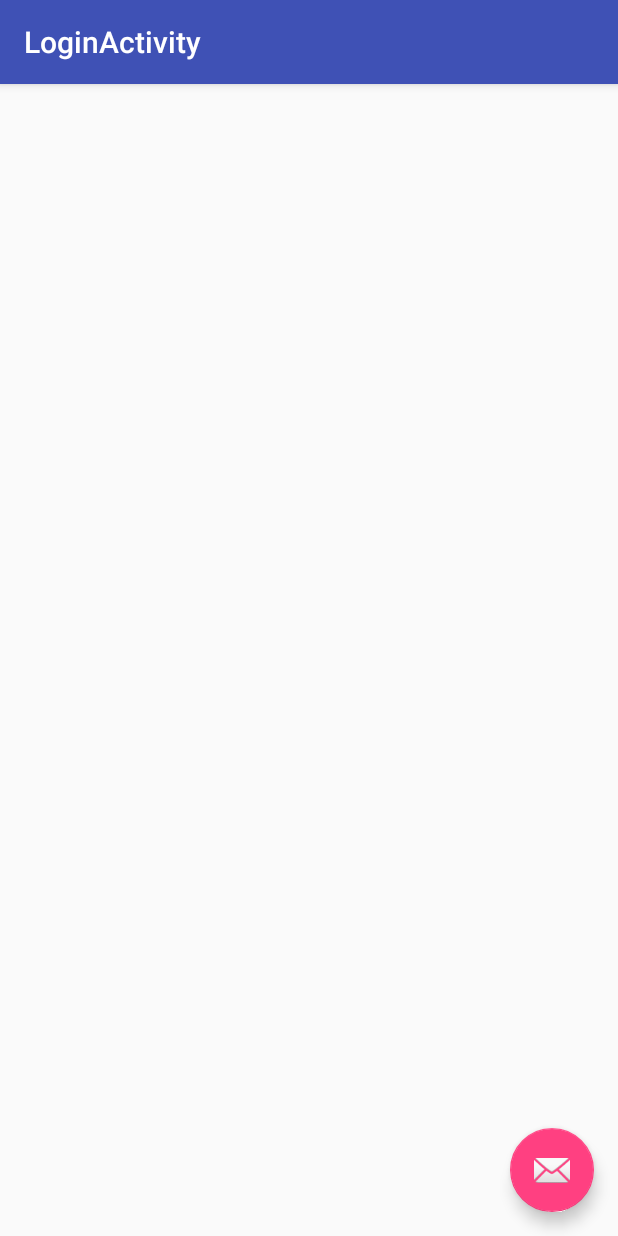
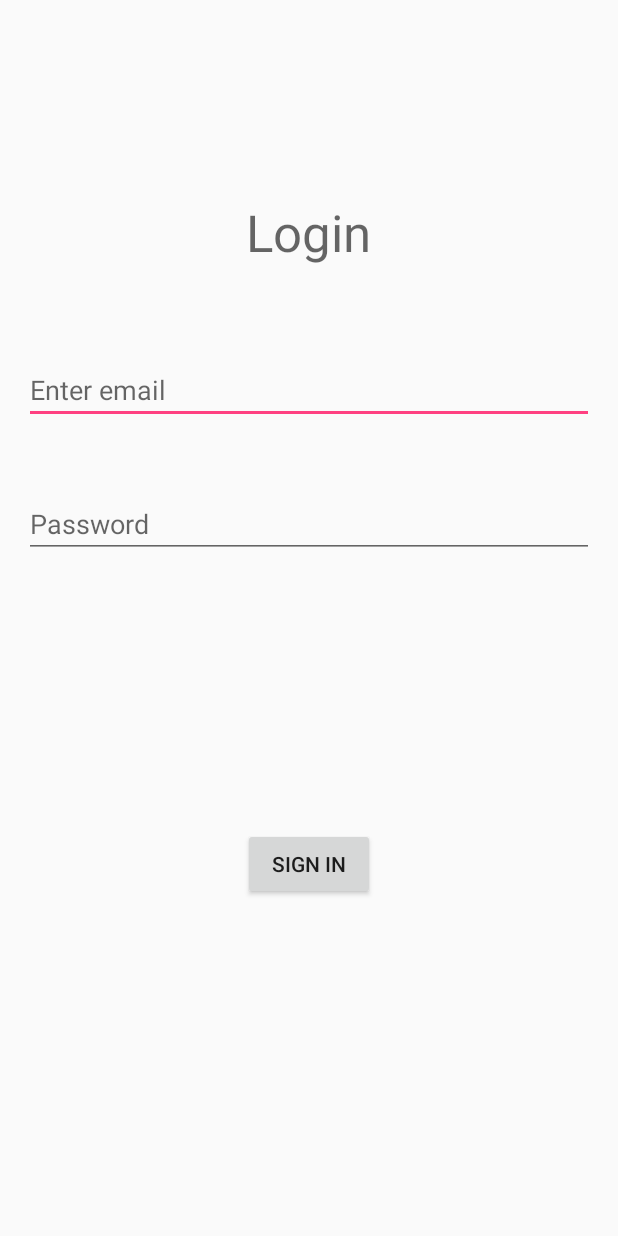
Before and after one commit to Mike-Yue/CPEN442, an Android app: the screen it shows after launch (LoginActivity), on a phone screen of 412 x 824 dp. Run offline under Robolectric (Android 15) with nearby library versions, the light colour scheme and no system bars.

Commit message:
add login page

```diff
--- a/Android/app/src/main/AndroidManifest.xml
+++ b/Android/app/src/main/AndroidManifest.xml
@@ -10,7 +10,7 @@
             android:supportsRtl="true"
             android:theme="@style/AppTheme">
         <activity
-                android:name=".LoginActivity"
+                android:name=".ui.login.LoginActivity"
                 android:label="@string/title_activity_login"
                 android:theme="@style/AppTheme.NoActionBar">
             <intent-filter>
--- a/Android/app/src/main/java/com/cpen442/gamechangers/doorlockcodegenerator/LoginActivity.java
+++ /dev/null
@@ -1,29 +0,0 @@
-package com.cpen442.gamechangers.doorlockcodegenerator;
-
-import android.os.Bundle;
-import android.support.design.widget.FloatingActionButton;
-import android.support.design.widget.Snackbar;
-import android.support.v7.app.AppCompatActivity;
-import android.support.v7.widget.Toolbar;
-import android.view.View;
-
-public class LoginActivity extends AppCompatActivity {
-
-    @Override
-    protected void onCreate(Bundle savedInstanceState) {
-        super.onCreate(savedInstanceState);
-        setContentView(R.layout.activity_login);
-        Toolbar toolbar = (Toolbar) findViewById(R.id.toolbar);
-        setSupportActionBar(toolbar);
-
-        FloatingActionButton fab = (FloatingActionButton) findViewById(R.id.fab);
-        fab.setOnClickListener(new View.OnClickListener() {
-            @Override
-            public void onClick(View view) {
-                Snackbar.make(view, "Replace with your own action", Snackbar.LENGTH_LONG)
-                        .setAction("Action", null).show();
-            }
-        });
-    }
-
-}
--- /dev/null
+++ b/Android/app/src/main/java/com/cpen442/gamechangers/doorlockcodegenerator/data/LoginRepository.java
@@ -0,0 +1,58 @@
+package com.cpen442.gamechangers.doorlockcodegenerator.data;
+
+
+import com.cpen442.gamechangers.doorlockcodegenerator.data.model.LoggedInUser;
+
+/**
+ * Class that requests authentication and user information from the remote data source and
+ * maintains an in-memory cache of login status and user credentials information.
+ */
+
+public class LoginRepository {
+
+    private static volatile LoginRepository instance;
+
+    private LoginDataSource dataSource;
+
+    // If user credentials will be cached in local storage, it is recommended it be encrypted
+    // @see https://developer.android.com/training/articles/keystore
+    private LoggedInUser user = null;
+
+    //private constructor : singleton access
+    private LoginRepository(LoginDataSource dataSource) {
+        this.dataSource = dataSource;
+    }
+
+    public static LoginRepository getInstance(LoginDataSource dataSource) {
+        if (instance == null) {
+            instance = new LoginRepository(dataSource);
+        }
+        return instance;
+    }
+
+    public boolean isLoggedIn() {
+        return user != null;
+    }
+
+    public void logout() {
+        user = null;
+        dataSource.logout();
+    }
+
+    private void setLoggedInUser(LoggedInUser user) {
+        this.user = user;
+        // If user credentials will be cached in local storage, it is recommended it be encrypted
+        // @see https://developer.android.com/training/articles/keystore
+    }
+
+    public Result<LoggedInUser> login(String username, String password) {
+        Result<LoggedInUser> result = dataSource.login(username, password);
+        if (result instanceof Result.Success) {
+            setLoggedInUser(((Result.Success<LoggedInUser>) result).getData());
+        }
+        return result;
+    }
+
+
+
+}
--- /dev/null
+++ b/Android/app/src/main/java/com/cpen442/gamechangers/doorlockcodegenerator/ui/login/LoginActivity.java
@@ -0,0 +1,109 @@
+package com.cpen442.gamechangers.doorlockcodegenerator.ui.login;
+
+import android.app.Activity;
+import android.os.Bundle;
+import android.text.Editable;
+import android.text.TextWatcher;
+import android.view.View;
+import android.widget.Button;
+import android.widget.EditText;
+import android.widget.ProgressBar;
+import android.widget.Toast;
+
+import com.cpen442.gamechangers.doorlockcodegenerator.R;
+
+import androidx.annotation.StringRes;
+import androidx.appcompat.app.AppCompatActivity;
+import androidx.lifecycle.Observer;
+import androidx.lifecycle.ViewModelProviders;
+
+public class LoginActivity extends AppCompatActivity {
+
+    private LoginViewModel loginViewModel;
+
+    @Override
+    protected void onCreate(Bundle savedInstanceState) {
+        super.onCreate(savedInstanceState);
+        setContentView(R.layout.activity_login);
+
+        loginViewModel = ViewModelProviders.of(this, new LoginViewModelFactory())
+                .get(LoginViewModel.class);
+
+        final EditText emailEditText = findViewById(R.id.email);
+        final EditText passwordEditText = findViewById(R.id.password);
+        final Button loginButton = findViewById(R.id.login);
+        final ProgressBar loadingProgressBar = findViewById(R.id.loading);
+
+        loginViewModel.getLoginFormState().observe(this, new Observer<LoginFormState>() {
+            @Override
+            public void onChanged(LoginFormState loginFormState) {
+                if (loginFormState == null) {
+                    return;
+                }
+                loginButton.setEnabled(loginFormState.isDataValid());
+                if (loginFormState.getEmailError() != null) {
+                    emailEditText.setError(getString(loginFormState.getEmailError()));
+                }
+                if (loginFormState.getPasswordError() != null) {
+                    passwordEditText.setError(getString(loginFormState.getPasswordError()));
+                }
+            }
+        });
+
+        loginViewModel.getLoginResult().observe(this, new Observer<LoginResult>() {
+            @Override
+            public void onChanged(LoginResult loginResult) {
+                if (loginResult == null) {
+                    return;
+                }
+                loadingProgressBar.setVisibility(View.GONE);
+                if (loginResult.getError() != null) {
+                    showLoginFailed(loginResult.getError());
+                }
+                if (loginResult.isSuccess()) {
+                    loginSucceeded();
+                }
+                setResult(Activity.RESULT_OK);
+            }
+        });
+
+        TextWatcher afterTextChangedListener = new TextWatcher() {
+            @Override
+            public void beforeTextChanged(CharSequence charSequence, int i, int i1, int i2) {
+            }
+
+            @Override
+            public void onTextChanged(CharSequence charSequence, int i, int i1, int i2) {
+            }
+
+            @Override
+            public void afterTextChanged(Editable s) {
+                loginViewModel.loginDataChanged(emailEditText.getText().toString(),
+                        passwordEditText.getText().toString());
+            }
+        };
+
+        emailEditText.addTextChangedListener(afterTextChangedListener);
+        passwordEditText.addTextChangedListener(afterTextChangedListener);
+        loginButton.setOnClickListener(new View.OnClickListener() {
+            @Override
+            public void onClick(View view) {
+                loadingProgressBar.setVisibility(View.VISIBLE);
+                loginViewModel.login(emailEditText.getText().toString(),
+                        passwordEditText.getText().toString());
+            }
+        });
+
+    }
+
+    private void loginSucceeded() {
+        String welcome = "Welcome !";
+        // TODO : initiate successful logged in experience
+        Toast.makeText(getApplicationContext(), welcome, Toast.LENGTH_LONG).show();
+    }
+
+    private void showLoginFailed(@StringRes Integer errorString) {
+        Toast.makeText(getApplicationContext(), errorString, Toast.LENGTH_SHORT).show();
+    }
+
+}
--- /dev/null
+++ b/Android/app/src/main/java/com/cpen442/gamechangers/doorlockcodegenerator/ui/login/LoginViewModel.java
@@ -0,0 +1,64 @@
+package com.cpen442.gamechangers.doorlockcodegenerator.ui.login;
+
+import android.util.Patterns;
+
+import androidx.lifecycle.MutableLiveData;
+import androidx.lifecycle.ViewModel;
+
+import com.cpen442.gamechangers.doorlockcodegenerator.R;
+import com.cpen442.gamechangers.doorlockcodegenerator.data.LoginRepository;
+import com.cpen442.gamechangers.doorlockcodegenerator.data.Result;
+import com.cpen442.gamechangers.doorlockcodegenerator.data.model.LoggedInUser;
+
+class LoginViewModel extends ViewModel {
+
+    private MutableLiveData<LoginFormState> loginFormState = new MutableLiveData<>();
+    private MutableLiveData<LoginResult> loginResult = new MutableLiveData<>();
+    private LoginRepository loginRepository;
+
+    LoginViewModel(LoginRepository loginRepository) {
+        this.loginRepository = loginRepository;
+    }
+
+    public MutableLiveData<LoginFormState> getLoginFormState() {
+        return loginFormState;
+    }
+
+    public MutableLiveData<LoginResult> getLoginResult() {
+        return loginResult;
+    }
+
+    public void login(String email, String password) {
+        // can be launched in a separate asynchronous job
+        Result<LoggedInUser> result = loginRepository.login(email, password);
+        if (result instanceof Result.Success) {
+            LoggedInUser data = ((Result.Success<LoggedInUser>) result).getData();
+            loginResult.setValue(new LoginResult(true));
+        } else {
+            loginResult.setValue(new LoginResult(R.string.login_failed));
+        }
+    }
+
+    public void loginDataChanged(String email, String password) {
+        if (!isEmailValid(email)) {
+            loginFormState.setValue(new LoginFormState(R.string.invalid_email, null));
+        } else if (!isPasswordValid(password)) {
+            loginFormState.setValue(new LoginFormState(null, R.string.invalid_password));
+        } else {
+            loginFormState.setValue(new LoginFormState(true));
+        }
+    }
+
+    // A placeholder username validation check
+    private boolean isEmailValid(String email) {
+        if (email == null) {
+            return false;
+        }
+        return Patterns.EMAIL_ADDRESS.matcher(email).matches();
+    }
+
+    // A placeholder password validation check
+    private boolean isPasswordValid(String password) {
+        return password != null && password.trim().length() > 5;
+    }
+}
--- /dev/null
+++ b/Android/app/src/main/java/com/cpen442/gamechangers/doorlockcodegenerator/ui/login/LoginViewModelFactory.java
@@ -0,0 +1,25 @@
+package com.cpen442.gamechangers.doorlockcodegenerator.ui.login;
+
+import com.cpen442.gamechangers.doorlockcodegenerator.data.LoginDataSource;
+import com.cpen442.gamechangers.doorlockcodegenerator.data.LoginRepository;
+
+import androidx.annotation.NonNull;
+import androidx.lifecycle.ViewModel;
+import androidx.lifecycle.ViewModelProvider;
+
+
+/**
+ * ViewModel provider factory to instantiate LoginViewModel.
+ * Required given LoginViewModel has a non-empty constructor
+ */
+class LoginViewModelFactory implements ViewModelProvider.Factory {
+    @NonNull
+    @Override
+    public <T extends ViewModel> T create(@NonNull Class<T> modelClass) {
+        if (modelClass.isAssignableFrom(LoginViewModel.class)) {
+            return (T) new LoginViewModel(LoginRepository.getInstance(new LoginDataSource()));
+        } else {
+            throw new IllegalArgumentException("Unknown ViewModel class");
+        }
+    }
+}
--- a/Android/app/src/main/res/layout/activity_login.xml
+++ b/Android/app/src/main/res/layout/activity_login.xml
@@ -1,34 +1,72 @@
 <?xml version="1.0" encoding="utf-8"?>
-<android.support.design.widget.CoordinatorLayout
-        xmlns:android="http://schemas.android.com/apk/res/android"
-        xmlns:app="http://schemas.android.com/apk/res-auto"
-        xmlns:tools="http://schemas.android.com/tools"
-        android:layout_width="match_parent"
-        android:layout_height="match_parent"
-        tools:context=".LoginActivity">
+<androidx.constraintlayout.widget.ConstraintLayout xmlns:android="http://schemas.android.com/apk/res/android"
+    xmlns:app="http://schemas.android.com/apk/res-auto"
+    xmlns:tools="http://schemas.android.com/tools"
+    android:layout_width="match_parent"
+    android:layout_height="match_parent"
+    app:layout_behavior="@string/appbar_scrolling_view_behavior"
+    tools:context=".ui.login.LoginActivity">
 
-    <android.support.design.widget.AppBarLayout
-            android:layout_height="wrap_content"
-            android:layout_width="match_parent"
-            android:theme="@style/AppTheme.AppBarOverlay">
+    <EditText
+        android:id="@+id/email"
+        android:layout_width="0dp"
+        android:layout_height="wrap_content"
+        android:layout_marginStart="16dp"
+        android:layout_marginTop="60dp"
+        android:layout_marginEnd="16dp"
+        android:ems="10"
+        android:hint="Enter email"
+        android:inputType="textEmailAddress"
+        app:layout_constraintEnd_toEndOf="parent"
+        app:layout_constraintStart_toStartOf="parent"
+        app:layout_constraintTop_toBottomOf="@+id/textView" />
 
-        <android.support.v7.widget.Toolbar
-                android:id="@+id/toolbar"
-                android:layout_width="match_parent"
-                android:layout_height="?attr/actionBarSize"
-                android:background="?attr/colorPrimary"
-                app:popupTheme="@style/AppTheme.PopupOverlay"/>
+    <EditText
+        android:id="@+id/password"
+        android:layout_width="0dp"
+        android:layout_height="wrap_content"
+        android:layout_marginStart="16dp"
+        android:layout_marginTop="44dp"
+        android:layout_marginEnd="16dp"
+        android:ems="10"
+        android:hint="Password"
+        android:inputType="textPassword"
+        app:layout_constraintEnd_toEndOf="parent"
+        app:layout_constraintStart_toStartOf="parent"
+        app:layout_constraintTop_toBottomOf="@+id/email" />
 
-    </android.support.design.widget.AppBarLayout>
+    <TextView
+        android:id="@+id/textView"
+        android:layout_width="wrap_content"
+        android:layout_height="wrap_content"
+        android:layout_marginTop="132dp"
+        android:text="Login"
+        android:textAppearance="@style/TextAppearance.AppCompat.Display1"
+        app:layout_constraintEnd_toEndOf="parent"
+        app:layout_constraintHorizontal_bias="0.498"
+        app:layout_constraintStart_toStartOf="parent"
+        app:layout_constraintTop_toTopOf="parent"
+        tools:text="Login" />
 
-    <include layout="@layout/content_login"/>
+    <ProgressBar
+        android:id="@+id/loading"
+        style="?android:attr/progressBarStyle"
+        android:layout_width="wrap_content"
+        android:layout_height="wrap_content"
+        android:layout_marginTop="80dp"
+        android:visibility="invisible"
+        app:layout_constraintEnd_toEndOf="parent"
+        app:layout_constraintStart_toStartOf="parent"
+        app:layout_constraintTop_toBottomOf="@+id/password" />
 
-    <android.support.design.widget.FloatingActionButton
-            android:id="@+id/fab"
-            android:layout_width="wrap_content"
-            android:layout_height="wrap_content"
-            android:layout_gravity="bottom|end"
-            android:layout_margin="@dimen/fab_margin"
-            app:srcCompat="@android:drawable/ic_dialog_email"/>
+    <Button
+        android:id="@+id/login"
+        android:layout_width="wrap_content"
+        android:layout_height="wrap_content"
+        android:layout_marginTop="180dp"
+        android:text="Sign In"
+        app:layout_constraintEnd_toEndOf="parent"
+        app:layout_constraintStart_toStartOf="parent"
+        app:layout_constraintTop_toBottomOf="@+id/password" />
 
-</android.support.design.widget.CoordinatorLayout>
+</androidx.constraintlayout.widget.ConstraintLayout>
--- a/Android/app/src/main/res/layout/content_login.xml
+++ /dev/null
@@ -1,12 +0,0 @@
-<?xml version="1.0" encoding="utf-8"?>
-<android.support.constraint.ConstraintLayout
-        xmlns:android="http://schemas.android.com/apk/res/android"
-        xmlns:tools="http://schemas.android.com/tools"
-        xmlns:app="http://schemas.android.com/apk/res-auto"
-        android:layout_width="match_parent"
-        android:layout_height="match_parent"
-        app:layout_behavior="@string/appbar_scrolling_view_behavior"
-        tools:showIn="@layout/activity_login"
-        tools:context=".LoginActivity">
-
-</android.support.constraint.ConstraintLayout>
--- a/Android/app/src/main/res/values/strings.xml
+++ b/Android/app/src/main/res/values/strings.xml
@@ -1,4 +1,7 @@
 <resources>
     <string name="app_name">Door Lock Code Generator</string>
     <string name="title_activity_login">LoginActivity</string>
+    <string name="invalid_email">Not a valid email</string>
+    <string name="invalid_password">Password must be >5 characters</string>
+    <string name="login_failed">"Login failed"</string>
 </resources>
```
Also changed, not shown: Android/app/build.gradle (+7 -5 lines), Android/app/src/main/java/com/cpen442/gamechangers/doorlockcodegenerator/data/LoginDataSource.java (added, +30 -0 lines), Android/app/src/main/java/com/cpen442/gamechangers/doorlockcodegenerator/data/Result.java (added, +48 -0 lines), Android/app/src/main/java/com/cpen442/gamechangers/doorlockcodegenerator/data/model/LoggedInUser.java (added, +29 -0 lines), Android/app/src/main/java/com/cpen442/gamechangers/doorlockcodegenerator/ui/login/LoginFormState.java (added, +43 -0 lines), Android/app/src/main/java/com/cpen442/gamechangers/doorlockcodegenerator/ui/login/LoginResult.java (added, +31 -0 lines).
